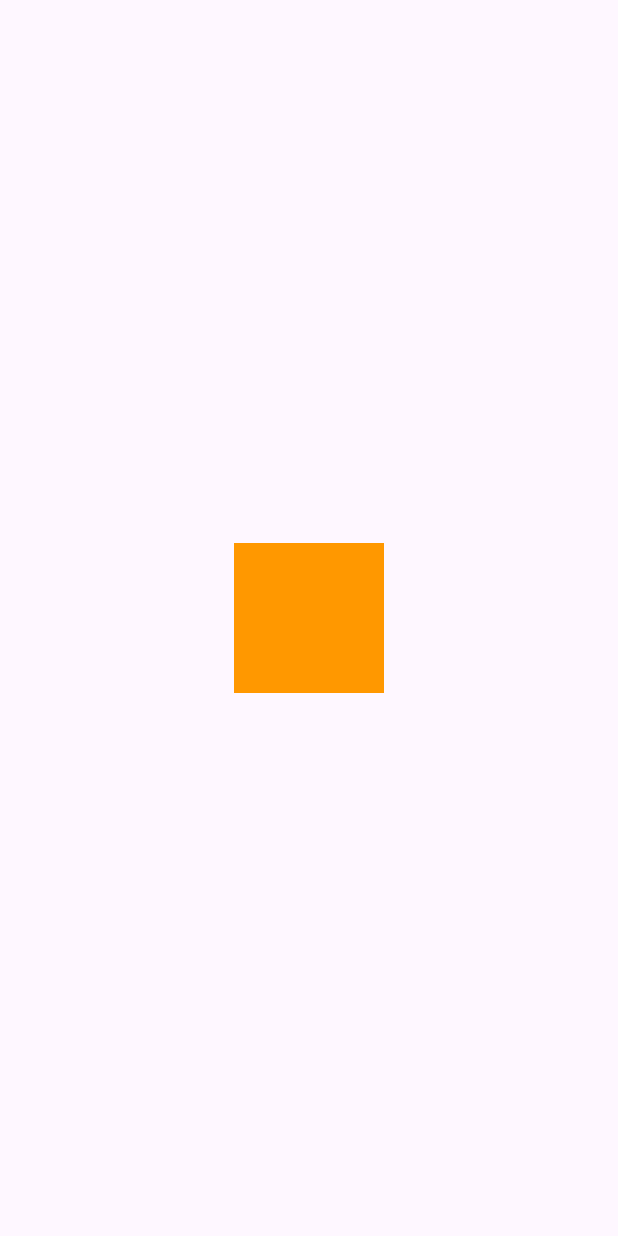
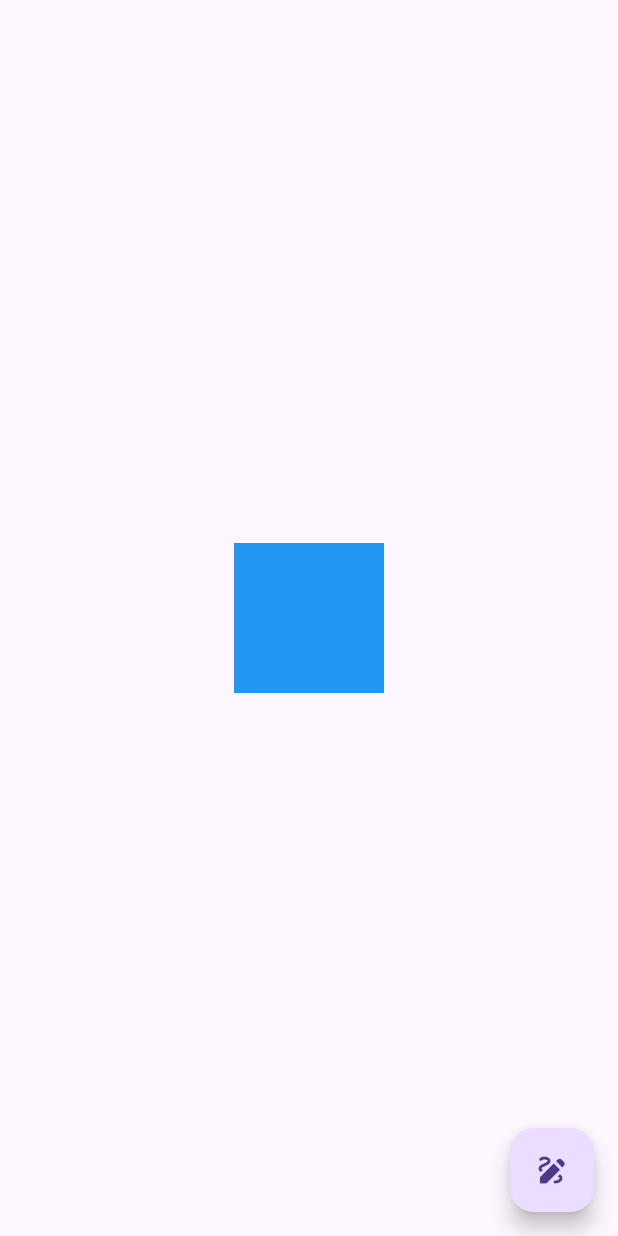
Before and after one commit to ThomasEcalle/51L1_2024_2025, a Flutter app: the screen it shows after launch, on a phone screen of 412 x 824 dp. Run offline on Flutter 3.47's test engine with Material 3 defaults, Android fonts, the phone set to English and light mode, and no system bars.

Commit message:
Add exercise b correction

```diff
--- a/lib/exercises/exercise_b.dart
+++ b/lib/exercises/exercise_b.dart
@@ -1,27 +1,52 @@
 import 'package:flutter/material.dart';
 
-class ExerciseB extends StatelessWidget {
+class ExerciseB extends StatefulWidget {
   const ExerciseB({super.key});
+
+  @override
+  State<ExerciseB> createState() => _ExerciseBState();
+}
+
+class _ExerciseBState extends State<ExerciseB> {
+  bool _selected = false;
 
   @override
   Widget build(BuildContext context) {
     return Scaffold(
       body: Center(
-        child: SquareButton(),
+        child: SquareButton(
+          color: _selected ? Colors.amber : Colors.blue,
+        ),
+      ),
+      floatingActionButton: FloatingActionButton(
+        onPressed: _onTap,
+        child: const Icon(Icons.draw),
       ),
     );
+  }
+
+  void _onTap() {
+    setState(() {
+      _selected = !_selected;
+    });
   }
 }
 
 class SquareButton extends StatelessWidget {
-  const SquareButton({super.key});
+  const SquareButton({
+    super.key,
+    this.color = Colors.blue,
+  });
+
+  final Color color;
 
   @override
   Widget build(BuildContext context) {
-    return Container(
+    return AnimatedContainer(
+      duration: const Duration(milliseconds: 500),
       height: 100,
       width: 100,
-      color: Colors.orange,
+      color: color,
     );
   }
 }
```
